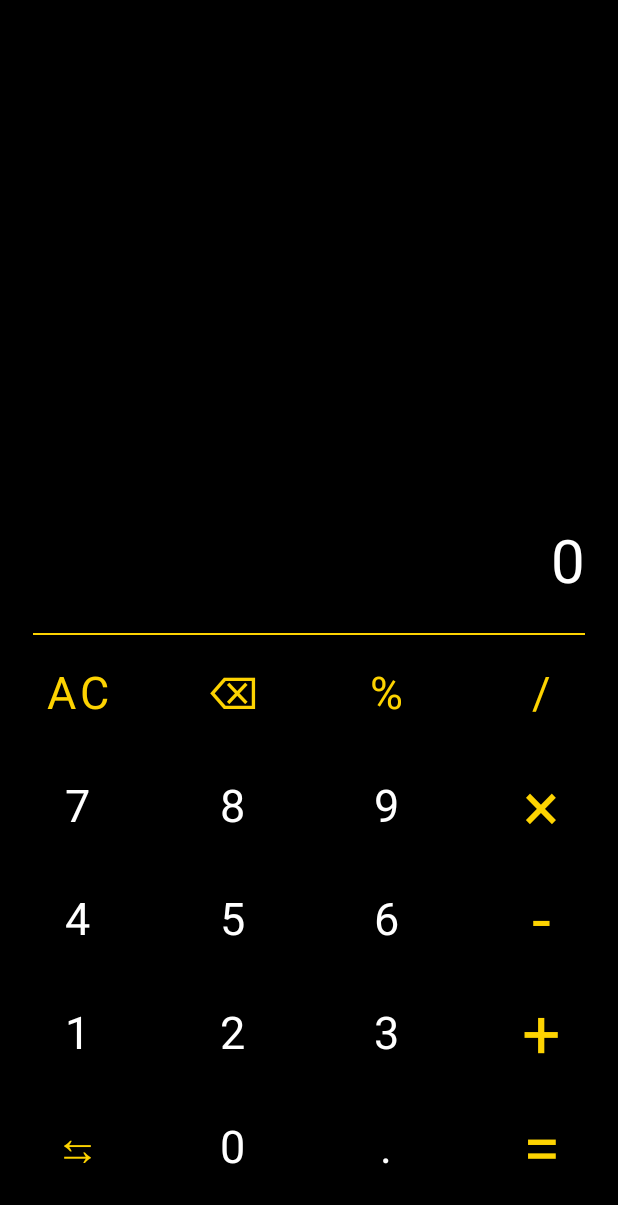
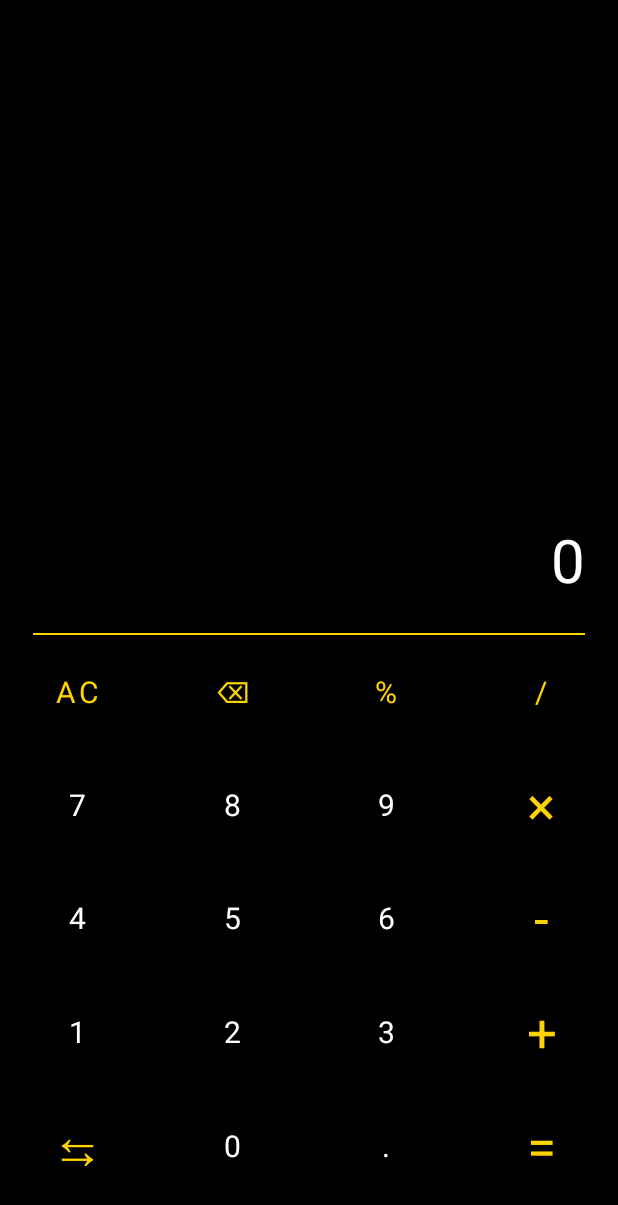
Before and after one commit to ArtNikita/Calculator, an Android app: the screen it shows after launch (MainActivity), on a phone screen of 412 x 824 dp. Shown: the top 1205 px of the screen. Run offline under Robolectric (Android 15) with nearby library versions, the phone set to English and light mode, and no system bars; Roboto replaces fonts that are not available here.

Commit message:
Homework4: Changed buttons textSizes

```diff
--- a/app/src/main/res/layout/activity_main.xml
+++ b/app/src/main/res/layout/activity_main.xml
@@ -361,7 +361,7 @@
 
             <com.google.android.material.button.MaterialButton
                 android:id="@+id/change_layout_button"
-                style="@style/CalculatorButtonStyle.MainOperations"
+                style="@style/CalculatorButtonStyle.MainOperations.LargeText"
                 android:text="@string/change_layout_button" />
         </FrameLayout>
 
--- a/app/src/main/res/values/dimens.xml
+++ b/app/src/main/res/values/dimens.xml
@@ -1,8 +1,7 @@
 <?xml version="1.0" encoding="utf-8"?>
 <resources>
-    <dimen name="buttons_text_size">30sp</dimen>
-    <dimen name="buttons_text_size_large">45sp</dimen>
-    <dimen name="additional_buttons_text_size">20sp</dimen>
+    <dimen name="buttons_text_size">20sp</dimen>
+    <dimen name="buttons_text_size_large">35sp</dimen>
     <dimen name="calculations_text_view_text_size">40sp</dimen>
     <dimen name="calculation_history_text_view_text_size">30sp</dimen>
     <dimen name="default_margin_or_padding">22dp</dimen>
--- a/app/src/main/res/values/styles.xml
+++ b/app/src/main/res/values/styles.xml
@@ -34,6 +34,5 @@
 
     <style name="CalculatorButtonStyle.AdditionalOperations">
         <item name="android:textColor">@color/gray</item>
-        <item name="android:textSize">@dimen/additional_buttons_text_size</item>
     </style>
 </resources>
```
